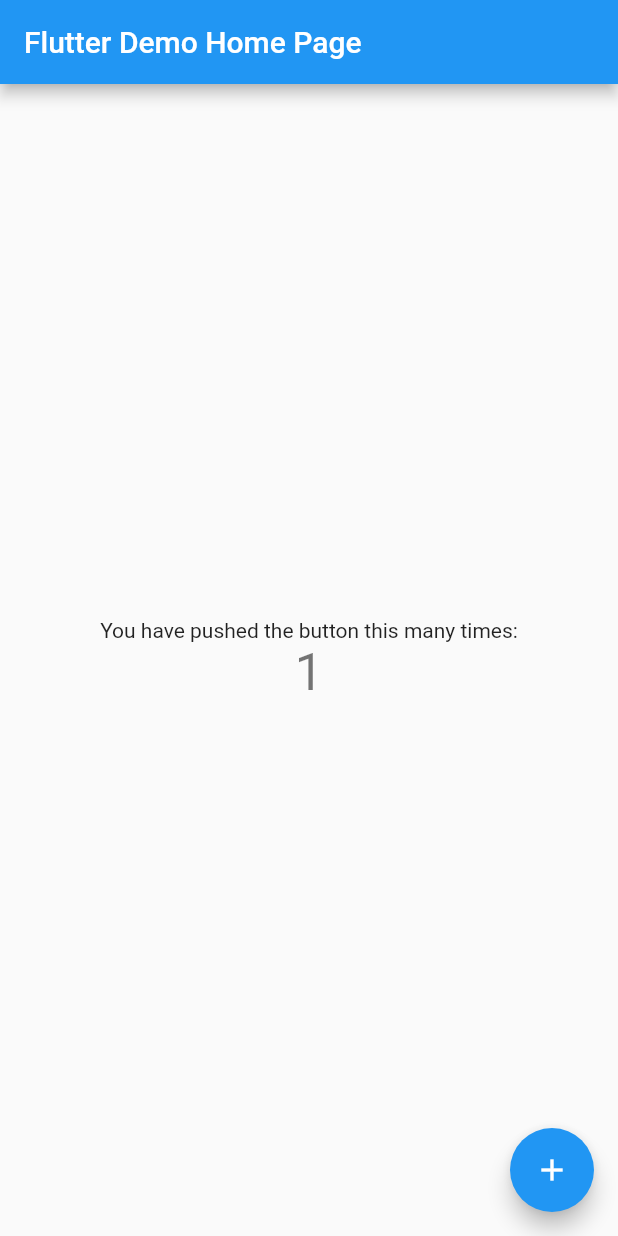
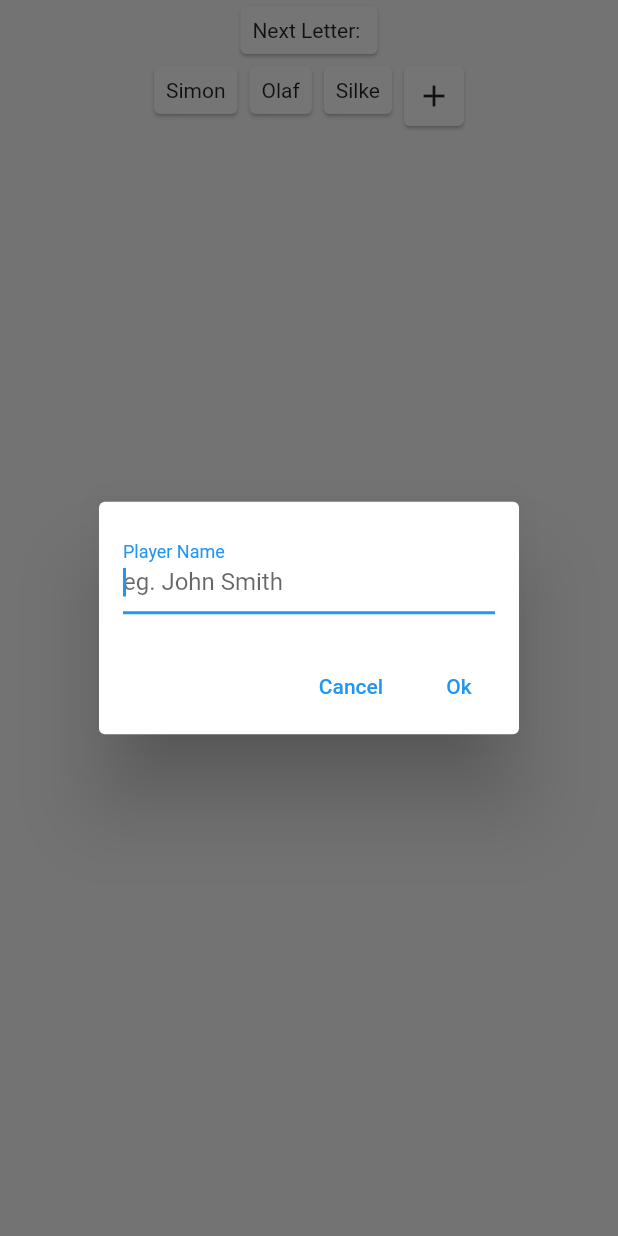
Before and after one commit to joecks/flashidea, a Flutter app: the screen it shows after launch, after a tap on the "add" icon, on a phone screen of 412 x 824 dp. Run offline on Flutter 3.47's test engine with Material 2 defaults, Android fonts, the phone set to English and light mode, and no system bars; our stand-ins replace equatable, flutter_bloc.

Commit message:
Create base game loop and a basic UI

```diff
--- a/lib/main.dart
+++ b/lib/main.dart
@@ -1,115 +1,22 @@
+import 'package:blitzgedanke/screens/game/game_manager.dart';
+import 'package:blitzgedanke/screens/game/game_screen.dart';
 import 'package:flutter/material.dart';
 
 void main() {
-  runApp(const MyApp());
+  runApp(MainScreen());
 }
 
-class MyApp extends StatelessWidget {
-  const MyApp({Key? key}) : super(key: key);
+class MainScreen extends StatelessWidget {
+  MainScreen({Key? key}) : super(key: key);
 
-  // This widget is the root of your application.
+  final manager = GameManager();
+
   @override
   Widget build(BuildContext context) {
     return MaterialApp(
-      title: 'Flutter Demo',
-      theme: ThemeData(
-        // This is the theme of your application.
-        //
-        // Try running your application with "flutter run". You'll see the
-        // application has a blue toolbar. Then, without quitting the app, try
-        // changing the primarySwatch below to Colors.green and then invoke
-        // "hot reload" (press "r" in the console where you ran "flutter run",
-        // or simply save your changes to "hot reload" in a Flutter IDE).
-        // Notice that the counter didn't reset back to zero; the application
-        // is not restarted.
-        primarySwatch: Colors.blue,
+      home: GameScreen(
+        manager: manager,
       ),
-      home: const MyHomePage(title: 'Flutter Demo Home Page'),
     );
   }
 }
-
-class MyHomePage extends StatefulWidget {
-  const MyHomePage({Key? key, required this.title}) : super(key: key);
-
-  // This widget is the home page of your application. It is stateful, meaning
-  // that it has a State object (defined below) that contains fields that affect
-  // how it looks.
-
-  // This class is the configuration for the state. It holds the values (in this
-  // case the title) provided by the parent (in this case the App widget) and
-  // used by the build method of the State. Fields in a Widget subclass are
-  // always marked "final".
-
-  final String title;
-
-  @override
-  State<MyHomePage> createState() => _MyHomePageState();
-}
-
-class _MyHomePageState extends State<MyHomePage> {
-  int _counter = 0;
-
-  void _incrementCounter() {
-    setState(() {
-      // This call to setState tells the Flutter framework that something has
-      // changed in this State, which causes it to rerun the build method below
-      // so that the display can reflect the updated values. If we changed
-      // _counter without calling setState(), then the build method would not be
-      // called again, and so nothing would appear to happen.
-      _counter++;
-    });
-  }
-
-  @override
-  Widget build(BuildContext context) {
-    // This method is rerun every time setState is called, for instance as done
-    // by the _incrementCounter method above.
-    //
-    // The Flutter framework has been optimized to make rerunning build methods
-    // fast, so that you can just rebuild anything that needs updating rather
-    // than having to individually change instances of widgets.
-    return Scaffold(
-      appBar: AppBar(
-        // Here we take the value from the MyHomePage object that was created by
-        // the App.build method, and use it to set our appbar title.
-        title: Text(widget.title),
-      ),
-      body: Center(
-        // Center is a layout widget. It takes a single child and positions it
-        // in the middle of the parent.
-        child: Column(
-          // Column is also a layout widget. It takes a list of children and
-          // arranges them vertically. By default, it sizes itself to fit its
-          // children horizontally, and tries to be as tall as its parent.
-          //
-          // Invoke "debug painting" (press "p" in the console, choose the
-          // "Toggle Debug Paint" action from the Flutter Inspector in Android
-          // Studio, or the "Toggle Debug Paint" command in Visual Studio Code)
-          // to see the wireframe for each widget.
-          //
-          // Column has various properties to control how it sizes itself and
-          // how it positions its children. Here we use mainAxisAlignment to
-          // center the children vertically; the main axis here is the vertical
-          // axis because Columns are vertical (the cross axis would be
-          // horizontal).
-          mainAxisAlignment: MainAxisAlignment.center,
-          children: <Widget>[
-            const Text(
-              'You have pushed the button this many times:',
-            ),
-            Text(
-              '$_counter',
-              style: Theme.of(context).textTheme.headline4,
-            ),
-          ],
-        ),
-      ),
-      floatingActionButton: FloatingActionButton(
-        onPressed: _incrementCounter,
-        tooltip: 'Increment',
-        child: const Icon(Icons.add),
-      ), // This trailing comma makes auto-formatting nicer for build methods.
-    );
-  }
-}
--- /dev/null
+++ b/lib/screens/game/game_manager.dart
@@ -0,0 +1,197 @@
+import 'dart:collection';
+import 'dart:math';
+
+import 'package:equatable/equatable.dart';
+import 'package:flutter_bloc/flutter_bloc.dart';
+
+abstract class GameState extends Equatable {
+  const GameState._();
+
+  factory GameState.initial() =>
+      const BeforeGameState(players: [], canStart: false);
+
+  factory GameState.preparation(
+          {required List<String> players, required bool canStart}) =>
+      BeforeGameState(players: players, canStart: canStart);
+
+  factory GameState.results({required Map<String, int> results}) =>
+      EndGameState(results: results);
+
+  factory GameState.running(
+          {required List<String> players,
+          required String card,
+          required String letter}) =>
+      RunningGameState(
+        players: players,
+        card: card,
+        letter: letter,
+      );
+}
+
+class BeforeGameState extends GameState {
+  final List<String> players;
+  final bool canStart;
+
+  const BeforeGameState({
+    required this.players,
+    required this.canStart,
+  }) : super._();
+
+  @override
+  List<Object?> get props => [players];
+}
+
+class EndGameState extends GameState {
+  final Map<String, int> results;
+
+  const EndGameState({required this.results}) : super._();
+
+  @override
+  List<Object?> get props => [results];
+}
+
+class RunningGameState extends GameState {
+  final List<String> players;
+  final String card;
+  final String letter;
+
+  const RunningGameState({
+    required this.players,
+    required this.card,
+    required this.letter,
+  }) : super._();
+
+  @override
+  List<Object?> get props => [players, card, letter];
+}
+
+class GameManager extends Cubit<GameState> {
+  static const _preferredLetters = "ABCDEFGHIJKLMNOPQRSTUVWXYZ";
+  static const _cards = [
+    "Eine Frucht.",
+    "Was macht glücklich?",
+    "Ein Teil vom Auto."
+  ];
+
+  GameManager()
+      : super(GameState.preparation(
+          players: ["Simon", "Olaf", "Silke"],
+          canStart: false,
+        )) {
+    ["Simon", "Olaf", "Silke"].forEach((element) {
+      _players.add(element);
+    });
+  }
+
+  final _players = LinkedHashSet<String>();
+  bool _isRunning = false;
+  bool _isFinished = false;
+  List<String> _leftCards = _cards.toList();
+  String? _currentCard;
+  String? _currentLetter;
+  final _results = <String, List<String>>{};
+  final _random = Random.secure();
+
+  void addPlayer(String player) {
+    var trimmedPlayer = player.trim();
+    if (!_isRunning &&
+        trimmedPlayer.isNotEmpty &&
+        !_containsPlayer(trimmedPlayer)) {
+      _players.add(trimmedPlayer);
+      _results[trimmedPlayer] = [];
+    }
+    computeState();
+  }
+
+  bool _containsPlayer(String trimmedPlayer) => _players
+      .map((s) => s.toLowerCase())
+      .contains(trimmedPlayer.toLowerCase());
+
+  void removePlayer(String player) {
+    if (!_isRunning) {
+      _players.remove(player);
+      _results.remove(player);
+    }
+    computeState();
+  }
+
+  void spin() {
+    if (!_isRunning && _players.length > 1) {
+      _isRunning = true;
+    }
+
+    if (_isRunning) {
+      selectCard();
+      _currentLetter =
+          _preferredLetters[_random.nextInt(_preferredLetters.length)];
+    }
+
+    computeState();
+  }
+
+  void selectCard() {
+    if (_currentCard == null && _leftCards.isNotEmpty) {
+      _currentCard = _leftCards.removeAt(_random.nextInt(_leftCards.length));
+    }
+  }
+
+  void selectWinningPlayer(String player) {
+    final currentCard = _currentCard;
+    if (currentCard != null && _isRunning) {
+      final wonCards = _results[player] ?? [];
+      wonCards.add(currentCard);
+      _results[player] = wonCards;
+      _currentCard = null;
+    }
+
+    if (_leftCards.isEmpty) {
+      _isFinished = true;
+    }
+    computeState();
+  }
+
+  void endGame() {
+    _isFinished = true;
+    computeState();
+  }
+
+  void restartGame() {
+    _isFinished = false;
+    _isRunning = false;
+    _results.clear();
+    _players.forEach((player) {
+      _results[player] = [];
+    });
+    _currentCard = null;
+    _currentLetter = null;
+    _leftCards = _cards.toList();
+    computeState();
+  }
+
+  void skipCard() {
+    _currentCard = null;
+    selectCard();
+    if (_currentCard == null) {
+      _isFinished = true;
+    }
+    computeState();
+  }
+
+  void computeState() {
+    if (_isFinished) {
+      emit(GameState.results(
+          results: _results.map((key, value) => MapEntry(key, value.length))));
+    } else if (_isRunning) {
+      emit(GameState.running(
+        letter: _currentLetter ?? '',
+        card: _currentCard ?? '',
+        players: _players.toList(),
+      ));
+    } else {
+      emit(GameState.preparation(
+        canStart: _players.length > 1,
+        players: _players.toList(),
+      ));
+    }
+  }
+}
--- /dev/null
+++ b/lib/screens/game/game_screen.dart
@@ -0,0 +1,141 @@
+import 'package:blitzgedanke/screens/game/game_manager.dart';
+import 'package:blitzgedanke/utils/R.dart';
+import 'package:flutter/material.dart';
+import 'package:flutter_bloc/flutter_bloc.dart';
+
+class GameScreen extends StatefulWidget {
+  const GameScreen({Key? key, required this.manager}) : super(key: key);
+  final GameManager manager;
+
+  @override
+  State<GameScreen> createState() => _GameScreenState();
+}
+
+class _GameScreenState extends State<GameScreen> {
+  @override
+  Widget build(BuildContext context) {
+    return Scaffold(
+        body: SafeArea(
+      child: BlocBuilder<GameManager, GameState>(
+        builder: (context, state) => _createGame(context, state),
+        bloc: widget.manager,
+      ),
+    ));
+  }
+
+  Widget _createGame(BuildContext context, GameState state) {
+    if (state is BeforeGameState) {
+      return Column(
+        children: [
+          _buildWheel(state),
+          Wrap(
+            children: state.players
+                    .map((e) => _buildPlayerDeletableButton(e))
+                    .toList() +
+                [_addNewPlayer(context)],
+          ),
+        ],
+      );
+    } else if (state is RunningGameState) {
+      return Column(
+        children: [
+          _buildCard(state),
+          _buildWheel(state),
+          Wrap(
+            children: state.players.map((e) => _buildPlayerButton(e)).toList(),
+          ),
+        ],
+      );
+    } else {
+      return Text(state.toString());
+    }
+  }
+
+  Widget _buildPlayerButton(String player) {
+    return _buildCardButton(
+        Text(player), () => widget.manager.selectWinningPlayer(player));
+  }
+
+  Widget _buildPlayerDeletableButton(String player) {
+    return _buildCardButton(
+        Text(player), () => widget.manager.removePlayer(player));
+  }
+
+  Widget _buildCardButton(Widget child, VoidCallback onTab) {
+    return Card(
+      child: InkWell(
+        onTap: onTab,
+        child: Padding(
+          padding: const EdgeInsets.all(8.0),
+          child: child,
+        ),
+      ),
+    );
+  }
+
+  Widget _addNewPlayer(BuildContext context) {
+    return _buildCardButton(const Icon(Icons.add), () async {
+      final name = await _showNewPlayerDialog(context);
+      if (name != null) {
+        widget.manager.addPlayer(name);
+      }
+    });
+  }
+
+  Widget _buildWheel(GameState state) {
+    var label = '';
+    var canBePressed = false;
+    if (state is BeforeGameState) {
+      canBePressed = state.canStart;
+    } else if (state is RunningGameState) {
+      label = state.letter ?? '';
+      canBePressed = true;
+    }
+
+    return Center(
+      child: _buildCardButton(Text('Next Letter: $label'), () {
+        widget.manager.spin();
+      }),
+    );
+  }
+
+  _buildCard(RunningGameState state) {
+    return _buildCardButton(Text((state.card)), () {
+      widget.manager.skipCard();
+    });
+  }
+}
+
+Future<String?> _showNewPlayerDialog(BuildContext context) async {
+  final _controller = TextEditingController();
+  return showDialog<String>(
+    context: context,
+    builder: (BuildContext context) => AlertDialog(
+      contentPadding: const EdgeInsets.all(16.0),
+      content: Row(
+        children: <Widget>[
+          Expanded(
+            child: TextField(
+              controller: _controller,
+              autofocus: true,
+              decoration: InputDecoration(
+                  labelText: R.strings.player_name, hintText: 'eg. John Smith'),
+            ),
+          )
+        ],
+      ),
+      actions: <Widget>[
+        TextButton(
+            child: Text(R.strings.button_cancel),
+            onPressed: () {
+              Navigator.pop(context);
+            }),
+        TextButton(
+            child: Text(R.strings.button_ok),
+            onPressed: () {
+              Navigator.pop(context, _controller.text);
+            })
+      ],
+    ),
+  );
+}
--- /dev/null
+++ b/lib/utils/R.dart
@@ -0,0 +1,12 @@
+class R {
+  R._();
+
+  static final Strings _strings = Strings();
+  static Strings get strings => _strings;
+}
+
+class Strings {
+  final String player_name = 'Player Name';
+  final String button_cancel = 'Cancel';
+  final String button_ok = 'Ok';
+}
--- a/pubspec.yaml
+++ b/pubspec.yaml
@@ -29,6 +29,8 @@
 dependencies:
   flutter:
     sdk: flutter
+  flutter_bloc: 8.0.0
+  equatable: 2.0.3
 
 
   # The following adds the Cupertino Icons font to your application.
```
